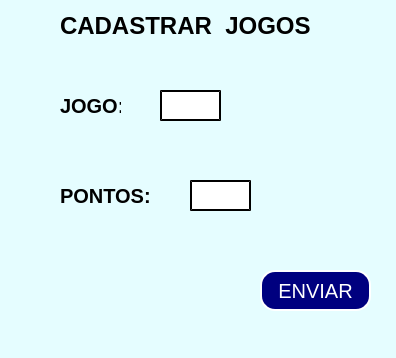
First picture: the form in cadastro.ui, repository LuizFernandoR/ProjetoPublica, before the edit.
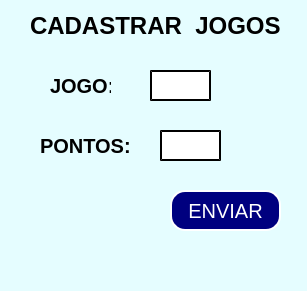
Second picture: the form after the edit.

What changed in the file:
```diff
--- a/cadastro.ui
+++ b/cadastro.ui
@@ -6,8 +6,8 @@
    <rect>
     <x>0</x>
     <y>0</y>
-    <width>396</width>
-    <height>358</height>
+    <width>307</width>
+    <height>291</height>
    </rect>
   </property>
   <property name="windowTitle">
@@ -21,8 +21,8 @@
    <widget class="QLabel" name="label">
     <property name="geometry">
      <rect>
-      <x>60</x>
-      <y>90</y>
+      <x>50</x>
+      <y>70</y>
       <width>61</width>
       <height>31</height>
      </rect>
@@ -44,8 +44,8 @@
    <widget class="QLabel" name="label_2">
     <property name="geometry">
      <rect>
-      <x>60</x>
-      <y>180</y>
+      <x>40</x>
+      <y>130</y>
       <width>91</width>
       <height>31</height>
      </rect>
@@ -67,8 +67,8 @@
    <widget class="QLineEdit" name="lineEdit">
     <property name="geometry">
      <rect>
-      <x>160</x>
-      <y>90</y>
+      <x>150</x>
+      <y>70</y>
       <width>61</width>
       <height>31</height>
      </rect>
@@ -91,7 +91,7 @@
    <widget class="QLabel" name="label_7">
     <property name="geometry">
      <rect>
-      <x>60</x>
+      <x>30</x>
       <y>10</y>
       <width>311</width>
       <height>31</height>
@@ -117,8 +117,8 @@
     </property>
     <property name="geometry">
      <rect>
-      <x>190</x>
-      <y>180</y>
+      <x>160</x>
+      <y>130</y>
       <width>61</width>
       <height>31</height>
      </rect>
@@ -140,8 +140,8 @@
    <widget class="QPushButton" name="pushButton_2">
     <property name="geometry">
      <rect>
-      <x>260</x>
-      <y>270</y>
+      <x>170</x>
+      <y>190</y>
       <width>111</width>
       <height>41</height>
      </rect>
```
Left out of the diff: 2 changed lines with no effect on the pictures.
